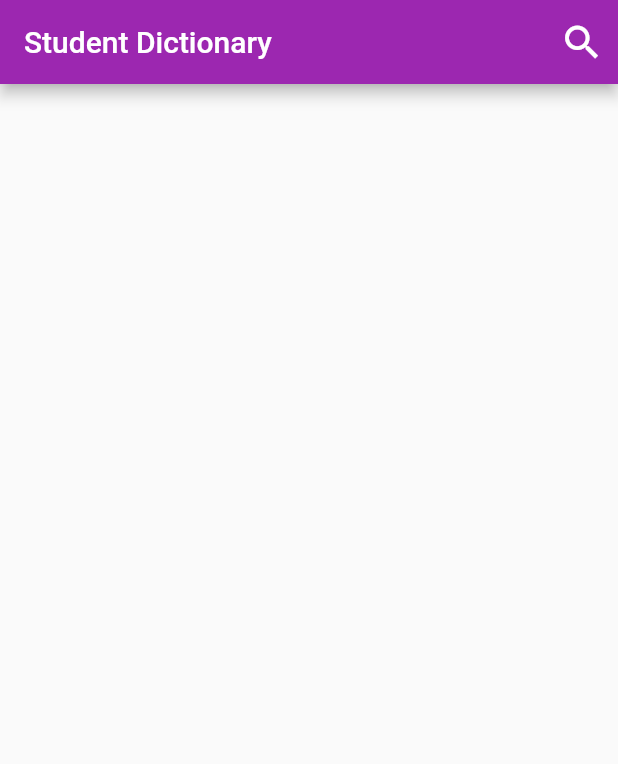
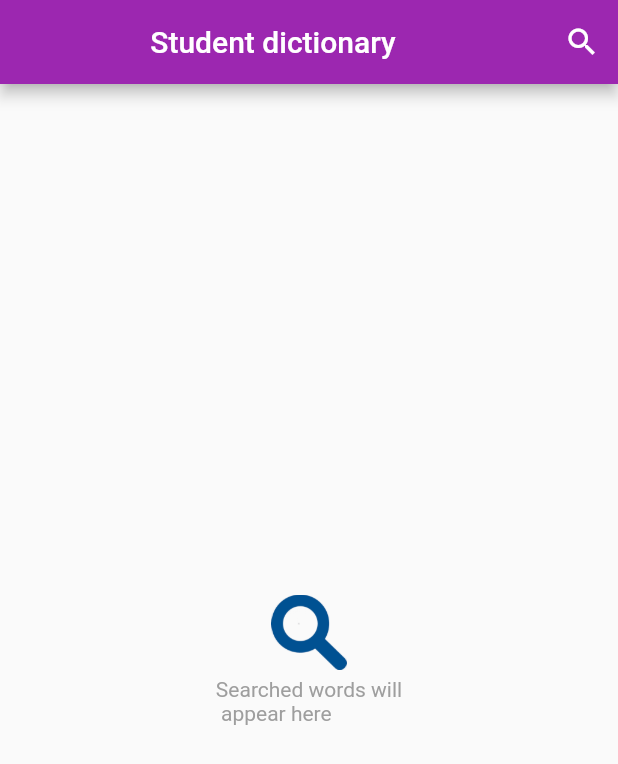
Before and after one commit to austinevick/pocket-dictionary, a Flutter app: the screen it shows after launch, on a phone screen of 412 x 824 dp. Shown: the top 764 px of the screen. Run offline on Flutter 3.47's test engine with Material 2 defaults, Android fonts, the phone set to English and light mode, and no system bars.

```diff
--- a/lib/main.dart
+++ b/lib/main.dart
@@ -16,8 +16,8 @@ class MyApp extends StatelessWidget {
       child: MaterialApp(
         debugShowCheckedModeBanner: false,
         theme: ThemeData(primaryColor: Colors.purple),
-      home: HomeScreen(),),
-
+        home: HomeScreen(),
+      ),
     );
   }
 }
--- a/lib/models/dictionary.dart
+++ b/lib/models/dictionary.dart
@@ -5,11 +5,36 @@ class OwlbotDictionary {
 
   OwlbotDictionary({this.type, this.imageUrl, this.definition});
 
-  factory OwlbotDictionary.fromMap(Map<String,dynamic> map){
+  factory OwlbotDictionary.fromMap(Map<String, dynamic> map) {
     return OwlbotDictionary(
-      type: map['type'],
-      imageUrl: map['image_url'],
-      definition: map['definition']
-    );
+        type: map['type'],
+        imageUrl: map['image_url'],
+        definition: map['definition']);
   }
 }
+
+class RapidApiDictionary {
+  final String word;
+  final String definition;
+  final String partOfSpeech;
+  final int zero;
+  final int one;
+  final int two;
+
+  RapidApiDictionary(
+      {this.word,
+      this.definition,
+      this.partOfSpeech,
+      this.zero,
+      this.one,
+      this.two});
+  factory RapidApiDictionary.fromMap(Map map) {
+    return RapidApiDictionary(
+        word: map['word'],
+        definition: map['results']['definition'],
+        partOfSpeech: map['results']['partOfSpeech'],
+        zero: map['synonyms'][0],
+        one: map['synonyms'][1],
+        two: map['synonyms'][2]);
+  }
+}
--- a/lib/pages/home_screen.dart
+++ b/lib/pages/home_screen.dart
@@ -1,5 +1,7 @@
-import 'package:dictionary_app/pages/search_screen.dart';
+import 'package:dictionary_app/viewModel/dictionaryListViewModel.dart';
+import 'package:dictionary_app/widget/search_bar.dart';
 import 'package:flutter/material.dart';
+import 'package:provider/provider.dart';
 
 class HomeScreen extends StatefulWidget {
   @override
@@ -7,23 +9,93 @@ class HomeScreen extends StatefulWidget {
 }
 
 class _HomeScreenState extends State<HomeScreen> {
+  final GlobalKey<ScaffoldState> scaffoldKey = GlobalKey<ScaffoldState>();
+  bool _searching = false;
+  final controller = new TextEditingController();
+
   @override
   Widget build(BuildContext context) {
+    final provider = Provider.of<DictionaryListViewModel>(context);
+
     return Scaffold(
+      key: scaffoldKey,
       appBar: AppBar(
-        title: Text('Student Dictionary'),
+        title: Center(
+            child: SearchBar(
+          controller: controller,
+          onChanged: (value) {
+            provider.populateSearchPage(value);
+          },
+          isSearching: _searching,
+        )),
         actions: <Widget>[
           IconButton(
-              icon: Icon(
-                Icons.search,
-                size: 30,
-              ),
-              onPressed: () {
-                Navigator.of(context).push(
-                    MaterialPageRoute(builder: (context) => SearchScreen()));
-              })
+            icon: _searching ? Icon(Icons.clear) : Icon(Icons.search),
+            onPressed: () {
+              setState(() {
+                _searching = !_searching;
+              });
+            },
+          ),
         ],
       ),
+      body: provider.owlbotDictionary.isEmpty
+          ? Center(
+              child: Column(
+                mainAxisAlignment: MainAxisAlignment.center,
+                children: [
+                  Image.asset(
+                    'image/img.png',
+                    height: 50,
+                    colorBlendMode: BlendMode.darken,
+                  ),
+                  SizedBox(
+                    height: 5,
+                  ),
+                  Text(
+                    'Searched words will\n appear here',
+                    style: TextStyle(color: Colors.grey),
+                  ),
+                ],
+              ),
+            )
+          : ListView.builder(
+              itemCount: provider.owlbotDictionary.length,
+              itemBuilder: (context, index) {
+                var word = provider.owlbotDictionary[index];
+                return Column(
+                  children: <Widget>[
+                    Align(
+                      alignment: Alignment.centerLeft,
+                      child: Padding(
+                        padding: const EdgeInsets.all(8.0),
+                        child: Text(
+                          word.type,
+                          style: TextStyle(
+                            fontSize: 20,
+                            fontWeight: FontWeight.w600,
+                            fontStyle: FontStyle.italic,
+                          ),
+                        ),
+                      ),
+                    ),
+                    word.imageUrl == null
+                        ? Container()
+                        : Container(
+                            height: 180,
+                            padding: EdgeInsets.all(20),
+                            child: Image.network(word.imageUrl)),
+                    Padding(
+                      padding: const EdgeInsets.all(8.0),
+                      child: Text(
+                        word.definition,
+                        style: TextStyle(
+                            fontSize: 20, fontWeight: FontWeight.w500),
+                      ),
+                    ),
+                  ],
+                );
+              }),
     );
   }
 }
--- a/lib/pages/search_screen.dart
+++ b/lib/pages/search_screen.dart
@@ -18,7 +18,7 @@ class _SearchScreenState extends State<SearchScreen> {
         backgroundColor: Colors.white,
         title: TextField(
           onChanged: (val) {
-            provider.populateDictionaryData(val);
+            provider.populateSearchPage(val);
           },
           controller: controller,
           style: TextStyle(fontSize: 22),
@@ -30,9 +30,9 @@ class _SearchScreenState extends State<SearchScreen> {
         ),
       ),
       body: ListView.builder(
-          itemCount: provider.dictionary.length,
+          itemCount: provider.owlbotDictionary.length,
           itemBuilder: (context, index) {
-            var word = provider.dictionary[index];
+            var word = provider.owlbotDictionary[index];
             return Column(
               children: <Widget>[
                 Align(
--- a/lib/viewModel/dictionaryListViewModel.dart
+++ b/lib/viewModel/dictionaryListViewModel.dart
@@ -4,12 +4,24 @@ import 'package:dictionary_app/webservice/webservice.dart';
 import 'package:flutter/cupertino.dart';
 
 class DictionaryListViewModel extends ChangeNotifier {
-  List<DictionaryViewModel> dictionary = List<DictionaryViewModel>();
-  Future<void> populateDictionaryData(String keyword) async {
+  List<OwlbotDictionaryViewModel> owlbotDictionary =
+      List<OwlbotDictionaryViewModel>();
+  Future<void> populateSearchPage(String keyword) async {
     List<OwlbotDictionary> dictionaryList =
         await Webservice().fetchDictionaryByKeyword(keyword);
-    this.dictionary = dictionaryList
-        .map((dictionary) => DictionaryViewModel(dictionary: dictionary))
+    this.owlbotDictionary = dictionaryList
+        .map((dictionary) => OwlbotDictionaryViewModel(dictionary: dictionary))
+        .toList();
+    notifyListeners();
+  }
+
+  List<RapidApiDictionaryViewModel> rapidApiDictionary =
+      List<RapidApiDictionaryViewModel>();
+  Future<void> populateHomePage() async {
+    List<RapidApiDictionary> dictionary = await Webservice().fetchRandomWords();
+    this.rapidApiDictionary = dictionary
+        .map(
+            (dictionary) => RapidApiDictionaryViewModel(dictionary: dictionary))
         .toList();
     notifyListeners();
   }
--- a/lib/viewModel/dictionaryViewModel.dart
+++ b/lib/viewModel/dictionaryViewModel.dart
@@ -1,8 +1,8 @@
 import 'package:dictionary_app/models/dictionary.dart';
 
-class DictionaryViewModel {
+class OwlbotDictionaryViewModel {
   OwlbotDictionary _owlbotDictionary;
-  DictionaryViewModel({OwlbotDictionary dictionary})
+  OwlbotDictionaryViewModel({OwlbotDictionary dictionary})
       : _owlbotDictionary = dictionary;
 
   String get type {
@@ -17,3 +17,32 @@ class DictionaryViewModel {
     return _owlbotDictionary.definition;
   }
 }
+
+class RapidApiDictionaryViewModel {
+  RapidApiDictionary _rapidApiDictionary;
+  RapidApiDictionaryViewModel({RapidApiDictionary dictionary})
+      : _rapidApiDictionary = dictionary;
+  String get word {
+    return _rapidApiDictionary.word;
+  }
+
+  String get definition {
+    return _rapidApiDictionary.definition;
+  }
+
+  String get partOfSpeech {
+    return _rapidApiDictionary.partOfSpeech;
+  }
+
+  int get zero {
+    return _rapidApiDictionary.zero;
+  }
+
+  int get one {
+    return _rapidApiDictionary.one;
+  }
+
+  int get two {
+    return _rapidApiDictionary.two;
+  }
+}
--- /dev/null
+++ b/lib/widget/search_bar.dart
@@ -0,0 +1,128 @@
+import 'package:flutter/material.dart';
+
+class SearchBar extends StatelessWidget {
+  final bool isSearching;
+  final TextEditingController controller;
+  final Function(String) onChanged;
+
+  const SearchBar({Key key, this.isSearching, this.controller, this.onChanged})
+      : super(key: key);
+
+  @override
+  Widget build(BuildContext context) {
+    return Stack(
+      alignment: Alignment.center,
+      children: [
+        AnimateExpansion(
+          animate: !isSearching,
+          axisAlignment: 1.0,
+          child: Text('Student dictionary'),
+        ),
+        AnimateExpansion(
+          animate: isSearching,
+          axisAlignment: -1.0,
+          child: Search(
+            onChanged: onChanged,
+            controller: controller,
+          ),
+        ),
+      ],
+    );
+  }
+}
+
+class Search extends StatelessWidget {
+  final TextEditingController controller;
+  final Function(String) onChanged;
+
+  const Search({Key key, this.controller, this.onChanged}) : super(key: key);
+  @override
+  Widget build(BuildContext context) {
+    return Card(
+      child: TextField(
+        controller: controller,
+        onChanged: onChanged,
+        style: TextStyle(fontSize: 20),
+        cursorColor: Colors.black,
+        cursorWidth: 1.8,
+        decoration: InputDecoration(
+          filled: true,
+          fillColor: Colors.white,
+          border: InputBorder.none,
+          hintText: 'Search',
+          hintStyle: TextStyle(
+            color: Colors.black38,
+          ),
+        ),
+      ),
+    );
+  }
+}
+
+class AnimateExpansion extends StatefulWidget {
+  final Widget child;
+  final bool animate;
+  final double axisAlignment;
+  AnimateExpansion({
+    this.animate = false,
+    this.axisAlignment,
+    this.child,
+  });
+
+  @override
+  _AnimateExpansionState createState() => _AnimateExpansionState();
+}
+
+class _AnimateExpansionState extends State<AnimateExpansion>
+    with SingleTickerProviderStateMixin {
+  AnimationController _animationController;
+  Animation<double> _animation;
+
+  void prepareAnimations() {
+    _animationController = AnimationController(
+      vsync: this,
+      duration: Duration(milliseconds: 350),
+    );
+    _animation = CurvedAnimation(
+      parent: _animationController,
+      curve: Curves.easeInCubic,
+      reverseCurve: Curves.easeOutCubic,
+    );
+  }
+
+  void _toggle() {
+    if (widget.animate) {
+      _animationController.forward();
+    } else {
+      _animationController.reverse();
+    }
+  }
+
+  @override
+  void initState() {
+    super.initState();
+    prepareAnimations();
+    _toggle();
+  }
+
+  @override
+  void didUpdateWidget(AnimateExpansion oldWidget) {
+    super.didUpdateWidget(oldWidget);
+    _toggle();
+  }
+
+  @override
+  Widget build(BuildContext context) {
+    return SizeTransition(
+        axis: Axis.horizontal,
+        axisAlignment: -1.0,
+        sizeFactor: _animation,
+        child: widget.child);
+  }
+
+  @override
+  void dispose() {
+    _animationController.dispose();
+    super.dispose();
+  }
+}
--- a/pubspec.yaml
+++ b/pubspec.yaml
@@ -29,7 +29,7 @@ dependencies:
   # Use with the CupertinoIcons class for iOS style icons.
   cupertino_icons: ^0.1.3
   provider:
-
+  connectivity:
   http:
 
 dev_dependencies:
@@ -48,8 +48,8 @@ flutter:
   uses-material-design: true
 
   # To add assets to your application, add an assets section, like this:
-  # assets:
-  #   - images/a_dot_burr.jpeg
+  assets:
+    - image/
   #   - images/a_dot_ham.jpeg
 
   # An image asset can refer to one or more resolution-specific "variants", see
```
Also changed, not shown: lib/webservice/webservice.dart (+20 -3 lines), lib/widget/alert_dialog.dart (added, +34 -0 lines), image/img.png (added), pubspec.lock.
